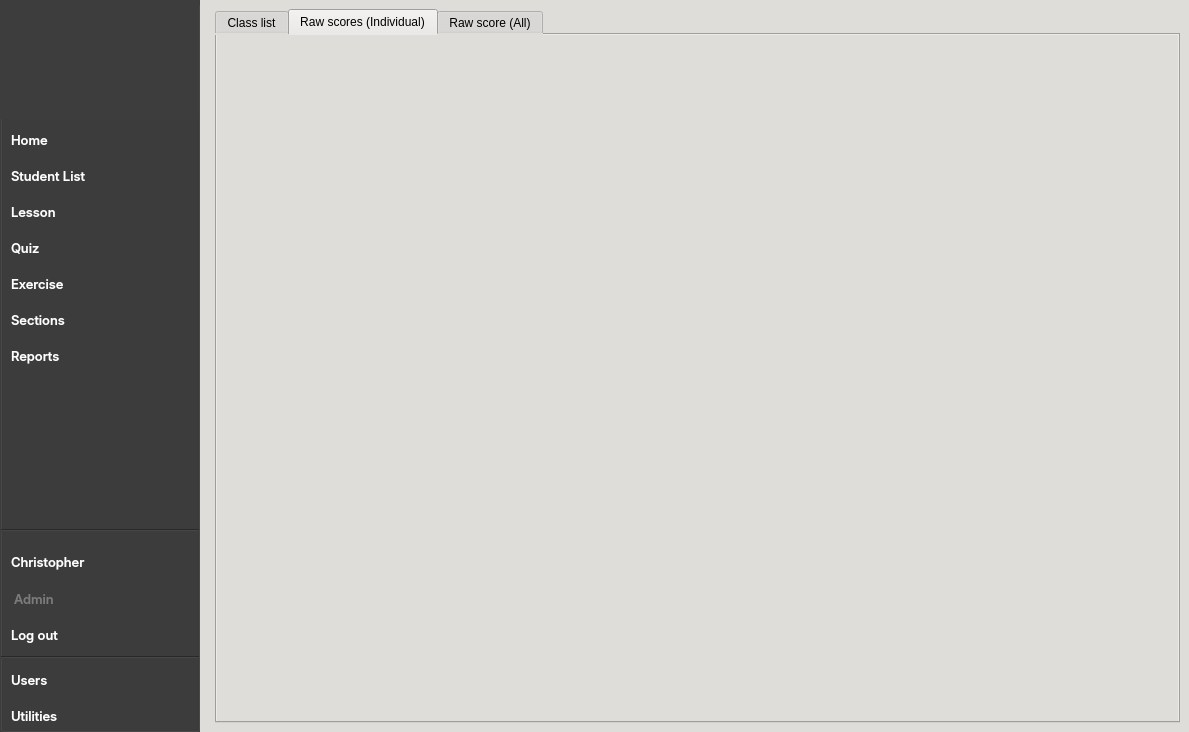
Old version of the form CAI_PyQt/CAI_Admin/UI/FormHome.ui in the repository CPG19040/CPG19040.
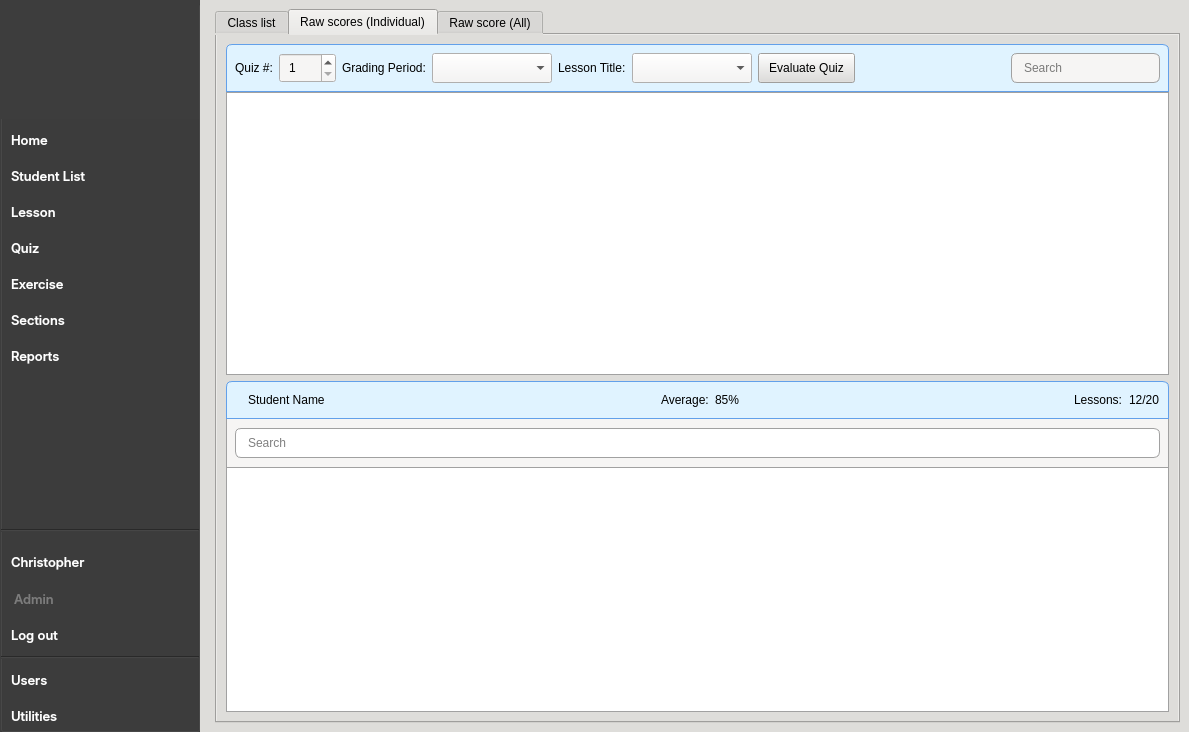
New version of the form. The open tabs and pages were chosen to show the change. Icons and pictures are not drawn.

```diff
--- a/CAI_PyQt/CAI_Admin/UI/FormHome.ui
+++ b/CAI_PyQt/CAI_Admin/UI/FormHome.ui
@@ -3994,6 +3994,544 @@
            <attribute name="title">
             <string>Raw scores (Individual)</string>
            </attribute>
+           <layout class="QVBoxLayout" name="verticalLayout_21">
+            <item>
+             <widget class="QWidget" name="widget_10" native="true">
+              <layout class="QVBoxLayout" name="verticalLayout_20">
+               <property name="spacing">
+                <number>0</number>
+               </property>
+               <property name="leftMargin">
+                <number>0</number>
+               </property>
+               <property name="topMargin">
+                <number>0</number>
+               </property>
+               <property name="rightMargin">
+                <number>0</number>
+               </property>
+               <property name="bottomMargin">
+                <number>0</number>
+               </property>
+               <item>
+                <widget class="QWidget" name="widget_5" native="true">
+                 <property name="styleSheet">
+                  <string notr="true">#widget_5 { 
+	background-color: rgb(224, 243, 255);
+	border: 1px solid rgb(98, 160, 234);
+	border-top-left-radius: 6px;
+	border-top-right-radius: 6px;
+}
+
+QLabel {
+	background: transparent;
+	border: none;
+}</string>
+                 </property>
+                 <layout class="QHBoxLayout" name="horizontalLayout_20">
+                  <item>
+                   <widget class="QLabel" name="labelGradingPeriod_3">
+                    <property name="text">
+                     <string>Quiz #:</string>
+                    </property>
+                   </widget>
+                  </item>
+                  <item>
+                   <widget class="QSpinBox" name="quiz_no_idv">
+                    <property name="minimumSize">
+                     <size>
+                      <width>0</width>
+                      <height>30</height>
+                     </size>
+                    </property>
+                    <property name="styleSheet">
+                     <string notr="true">background-color: rgb(246, 245, 244); padding: 0px 5px 0px;</string>
+                    </property>
+                    <property name="minimum">
+                     <number>1</number>
+                    </property>
+                    <property name="maximum">
+                     <number>999</number>
+                    </property>
+                    <property name="value">
+                     <number>1</number>
+                    </property>
+                   </widget>
+                  </item>
+                  <item>
+                   <widget class="QLabel" name="labelGradingPeriod_4">
+                    <property name="text">
+                     <string>Grading Period:</string>
+                    </property>
+                   </widget>
+                  </item>
+                  <item>
+                   <widget class="QComboBox" name="cb_gp_quiz_idv">
+                    <property name="minimumSize">
+                     <size>
+                      <width>120</width>
+                      <height>30</height>
+                     </size>
+                    </property>
+                    <property name="styleSheet">
+                     <string notr="true">color: rgb(0, 0, 0); background-color: rgb(246, 245, 244); padding: 0px 10px 0px;</string>
+                    </property>
+                   </widget>
+                  </item>
+                  <item>
+                   <widget class="QLabel" name="labelLesson_2">
+                    <property name="text">
+                     <string>Lesson Title:</string>
+                    </property>
+                   </widget>
+                  </item>
+                  <item>
+                   <widget class="QComboBox" name="cb_ln_quiz_idv">
+                    <property name="minimumSize">
+                     <size>
+                      <width>120</width>
+                      <height>30</height>
+                     </size>
+                    </property>
+                    <property name="styleSheet">
+                     <string notr="true">color: rgb(0, 0, 0); background-color: rgb(246, 245, 244); padding: 0px 10px 0px;</string>
+                    </property>
+                   </widget>
+                  </item>
+                  <item>
+                   <widget class="QPushButton" name="btnEvaluateQuiz">
+                    <property name="minimumSize">
+                     <size>
+                      <width>0</width>
+                      <height>30</height>
+                     </size>
+                    </property>
+                    <property name="styleSheet">
+                     <string notr="true">padding: 0px 10px 0px;</string>
+                    </property>
+                    <property name="text">
+                     <string>Evaluate Quiz</string>
+                    </property>
+                   </widget>
+                  </item>
+                  <item>
+                   <spacer name="horizontalSpacer_13">
+                    <property name="orientation">
+                     <enum>Qt::Horizontal</enum>
+                    </property>
+                    <property name="sizeHint" stdset="0">
+                     <size>
+                      <width>40</width>
+                      <height>20</height>
+                     </size>
+                    </property>
+                   </spacer>
+                  </item>
+                  <item>
+                   <widget class="QLineEdit" name="txt_search_score_idv">
+                    <property name="minimumSize">
+                     <size>
+                      <width>0</width>
+                      <height>30</height>
+                     </size>
+                    </property>
+                    <property name="styleSheet">
+                     <string notr="true">QLineEdit { 
+	background-color: rgb(246, 245, 244);
+	color: rgb(0, 0, 0);
+	padding: 0px 10px 0px;
+	border-radius: 6px;
+	border: 1px solid rgb(161, 161, 161);
+}
+
+QLineEdit:focus {
+	border: 1px solid rgb(53, 132, 228);
+}</string>
+                    </property>
+                    <property name="placeholderText">
+                     <string>Search</string>
+                    </property>
+                   </widget>
+                  </item>
+                 </layout>
+                </widget>
+               </item>
+               <item>
+                <widget class="QTableView" name="table_student_score_idv">
+                 <property name="styleSheet">
+                  <string notr="true">QTableView {
+    border: 1px solid rgb(161, 161, 161);
+    gridline-color: #f0f0f0;
+    background-color: white;
+    selection-background-color: rgba(38, 162, 105, 0.2);
+    selection-color: black;
+    outline: none;
+}
+
+/* Remove the row numbers (Vertical Header) */
+QHeaderView:vertical {
+    width: 0px;
+}
+
+QHeaderView::section:vertical {
+    width: 0px;
+    border: none;
+}
+
+/* Style the top horizontal header */
+QHeaderView::section:horizontal {
+    background-color: rgb(222, 255, 233);  
+    color: black;
+    padding: 6px;
+    font-weight: bold;
+}
+
+/* Custom Scrollbars */
+QScrollBar:vertical {
+    border: none;
+    background: #f8f8f8;
+    width: 10px;
+}
+
+QScrollBar::handle:vertical {
+    background: rgb(38, 162, 105);
+    min-height: 30px;
+    border-radius: 5px; 
+    margin: 2px;
+}
+
+QScrollBar:horizontal {
+    border: none;
+    background: #f8f8f8;
+    height: 10px;
+}
+
+QScrollBar::handle:horizontal {
+    background: rgb(38, 162, 105);
+    min-width: 30px;
+    border-radius: 5px;
+    margin: 2px;
+}
+
+/* Remove scrollbar arrows */
+QScrollBar::add-line, QScrollBar::sub-line {
+    width: 0px; height: 0px;
+}</string>
+                 </property>
+                 <property name="selectionBehavior">
+                  <enum>QAbstractItemView::SelectRows</enum>
+                 </property>
+                 <property name="sortingEnabled">
+                  <bool>true</bool>
+                 </property>
+                 <attribute name="verticalHeaderVisible">
+                  <bool>false</bool>
+                 </attribute>
+                </widget>
+               </item>
+              </layout>
+             </widget>
+            </item>
+            <item>
+             <widget class="QWidget" name="widget_8" native="true">
+              <layout class="QVBoxLayout" name="verticalLayout_19">
+               <property name="spacing">
+                <number>0</number>
+               </property>
+               <property name="leftMargin">
+                <number>0</number>
+               </property>
+               <property name="topMargin">
+                <number>0</number>
+               </property>
+               <property name="rightMargin">
+                <number>0</number>
+               </property>
+               <property name="bottomMargin">
+                <number>0</number>
+               </property>
+               <item>
+                <widget class="QWidget" name="widget_7" native="true">
+                 <property name="styleSheet">
+                  <string notr="true">QWidget { 
+	background-color: rgb(224, 243, 255);
+	border: 1px solid rgb(98, 160, 234);
+	border-top-left-radius: 6px;
+    border-top-right-radius: 6px;
+}
+
+QLabel {
+	background: transparent;
+	border: none;
+}</string>
+                 </property>
+                 <layout class="QHBoxLayout" name="horizontalLayout_21">
+                  <item>
+                   <widget class="QLabel" name="label_student_icon">
+                    <property name="maximumSize">
+                     <size>
+                      <width>30</width>
+                      <height>30</height>
+                     </size>
+                    </property>
+                    <property name="text">
+                     <string/>
+                    </property>
+                    <property name="pixmap">
+                     <pixmap resource="../resources.qrc">:/Images/Images/profile_gray.png</pixmap>
+                    </property>
+                    <property name="scaledContents">
+                     <bool>true</bool>
+                    </property>
+                   </widget>
+                  </item>
+                  <item>
+                   <widget class="QLabel" name="label_student_name">
+                    <property name="text">
+                     <string>Student Name</string>
+                    </property>
+                   </widget>
+                  </item>
+                  <item>
+                   <spacer name="horizontalSpacer_14">
+                    <property name="orientation">
+                     <enum>Qt::Horizontal</enum>
+                    </property>
+                    <property name="sizeHint" stdset="0">
+                     <size>
+                      <width>40</width>
+                      <height>20</height>
+                     </size>
+                    </property>
+                   </spacer>
+                  </item>
+                  <item>
+                   <widget class="QLabel" name="label_avg_icon">
+                    <property name="maximumSize">
+                     <size>
+                      <width>30</width>
+                      <height>30</height>
+                     </size>
+                    </property>
+                    <property name="text">
+                     <string/>
+                    </property>
+                    <property name="pixmap">
+                     <pixmap resource="../resources.qrc">:/Images/Images/trophy.png</pixmap>
+                    </property>
+                    <property name="scaledContents">
+                     <bool>true</bool>
+                    </property>
+                    <property name="margin">
+                     <number>2</number>
+                    </property>
+                   </widget>
+                  </item>
+                  <item>
+                   <widget class="QLabel" name="label_avg">
+                    <property name="text">
+                     <string>Average:</string>
+                    </property>
+                   </widget>
+                  </item>
+                  <item>
+                   <widget class="QLabel" name="label_average_percentage">
+                    <property name="text">
+                     <string>85%</string>
+                    </property>
+                   </widget>
+                  </item>
+                  <item>
+                   <spacer name="horizontalSpacer_15">
+                    <property name="orientation">
+                     <enum>Qt::Horizontal</enum>
+                    </property>
+                    <property name="sizeHint" stdset="0">
+                     <size>
+                      <width>40</width>
+                      <height>20</height>
+                     </size>
+                    </property>
+                   </spacer>
+                  </item>
+                  <item>
+                   <widget class="QLabel" name="label_lessons_prog_icon">
+                    <property name="maximumSize">
+                     <size>
+                      <width>30</width>
+                      <height>30</height>
+                     </size>
+                    </property>
+                    <property name="text">
+                     <string/>
+                    </property>
+                    <property name="pixmap">
+                     <pixmap resource="../resources.qrc">:/Images/Images/stack-of-books.png</pixmap>
+                    </property>
+                    <property name="scaledContents">
+                     <bool>true</bool>
+                    </property>
+                    <property name="margin">
+                     <number>2</number>
+                    </property>
+                   </widget>
+                  </item>
+                  <item>
+                   <widget class="QLabel" name="label_lessons_prog_1">
+                    <property name="text">
+                     <string>Lessons:</string>
+                    </property>
+                   </widget>
+                  </item>
+                  <item>
+                   <widget class="QLabel" name="label_lessons_prog">
+                    <property name="text">
+                     <string>12/20</string>
+                    </property>
+                   </widget>
+                  </item>
+                 </layout>
+                </widget>
+               </item>
+               <item>
+                <widget class="QWidget" name="widget_6" native="true">
+                 <layout class="QVBoxLayout" name="verticalLayout_18">
+                  <property name="spacing">
+                   <number>0</number>
+                  </property>
+                  <property name="leftMargin">
+                   <number>0</number>
+                  </property>
+                  <property name="topMargin">
+                   <number>0</number>
+                  </property>
+                  <property name="rightMargin">
+                   <number>0</number>
+                  </property>
+                  <property name="bottomMargin">
+                   <number>0</number>
+                  </property>
+                  <item>
+                   <widget class="QWidget" name="widget_9" native="true">
+                    <property name="styleSheet">
+                     <string notr="true">#widget_9 { 
+	border-left: 1px solid rgb(161, 161, 161);
+	border-right: 1px solid rgb(161, 161, 161);
+	background-color: rgb(246, 245, 244);
+}
+
+QLineEdit { 
+	background-color: rgb(255, 255, 255);
+	color: rgb(0, 0, 0);
+	padding: 0px 10px 0px;
+	border-radius: 6px;
+	border: 1px solid rgb(161, 161, 161);
+}
+
+QLineEdit:focus {
+	border: 1px solid rgb(53, 132, 228);
+}</string>
+                    </property>
+                    <layout class="QHBoxLayout" name="horizontalLayout_22">
+                     <item>
+                      <widget class="QLineEdit" name="txt_search_score_d_idv">
+                       <property name="minimumSize">
+                        <size>
+                         <width>0</width>
+                         <height>30</height>
+                        </size>
+                       </property>
+                       <property name="styleSheet">
+                        <string notr="true"/>
+                       </property>
+                       <property name="placeholderText">
+                        <string>Search</string>
+                       </property>
+                      </widget>
+                     </item>
+                    </layout>
+                   </widget>
+                  </item>
+                  <item>
+                   <widget class="QTableView" name="table_quiz_score_idv">
+                    <property name="styleSheet">
+                     <string notr="true">QTableView {
+    border: 1px solid rgb(161, 161, 161);
+    gridline-color: #f0f0f0;
+    background-color: white;
+    selection-background-color: rgba(38, 162, 105, 0.2);
+    selection-color: black;
+    outline: none;
+}
+
+/* Remove the row numbers (Vertical Header) */
+QHeaderView:vertical {
+    width: 0px;
+}
+
+QHeaderView::section:vertical {
+    width: 0px;
+    border: none;
+}
+
+/* Style the top horizontal header */
+QHeaderView::section:horizontal {
+    background-color: rgb(222, 255, 233);  
+    color: black;
+    padding: 6px;
+    font-weight: bold;
+}
+
+/* Custom Scrollbars */
+QScrollBar:vertical {
+    border: none;
+    background: #f8f8f8;
+    width: 10px;
+}
+
+QScrollBar::handle:vertical {
+    background: rgb(38, 162, 105);
+    min-height: 30px;
+    border-radius: 5px; 
+    margin: 2px;
+}
+
+QScrollBar:horizontal {
+    border: none;
+    background: #f8f8f8;
+    height: 10px;
+}
+
+QScrollBar::handle:horizontal {
+    background: rgb(38, 162, 105);
+    min-width: 30px;
+    border-radius: 5px;
+    margin: 2px;
+}
+
+/* Remove scrollbar arrows */
+QScrollBar::add-line, QScrollBar::sub-line {
+    width: 0px; height: 0px;
+}</string>
+                    </property>
+                    <property name="selectionBehavior">
+                     <enum>QAbstractItemView::SelectRows</enum>
+                    </property>
+                    <property name="sortingEnabled">
+                     <bool>true</bool>
+                    </property>
+                    <attribute name="verticalHeaderVisible">
+                     <bool>false</bool>
+                    </attribute>
+                   </widget>
+                  </item>
+                 </layout>
+                </widget>
+               </item>
+              </layout>
+             </widget>
+            </item>
+           </layout>
           </widget>
           <widget class="QWidget" name="tab_3">
            <attribute name="title">
```
Left out of the diff: 2 changed lines with no effect on the pictures.
